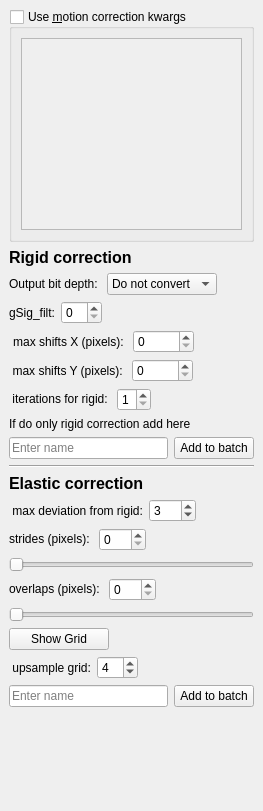
This is mesmerize/viewer/modules/ui_files/caiman_motion_correction.ui in kushalkolar/MESmerize as Qt 5 draws it before an edit. The edited form follows.
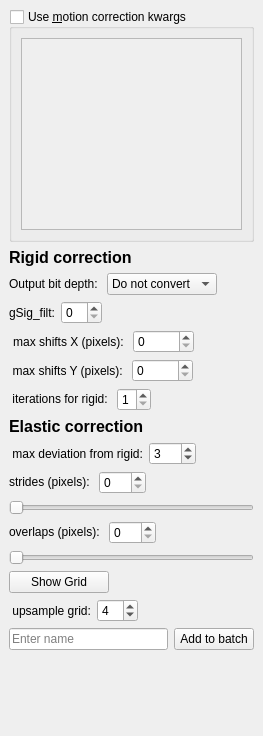
This is the edited form.

What changed in the file:
```diff
--- a/mesmerize/viewer/modules/ui_files/caiman_motion_correction.ui
+++ b/mesmerize/viewer/modules/ui_files/caiman_motion_correction.ui
@@ -7,7 +7,7 @@
     <x>0</x>
     <y>0</y>
     <width>263</width>
-    <height>811</height>
+    <height>736</height>
    </rect>
   </property>
   <property name="floating">
@@ -277,38 +277,6 @@
       </item>
      </layout>
     </item>
-    <item>
-     <widget class="QLabel" name="label_20">
-      <property name="text">
-       <string>If do only rigid correction add here</string>
-      </property>
-     </widget>
-    </item>
-    <item>
-     <layout class="QHBoxLayout" name="horizontalLayout_15">
-      <item>
-       <widget class="QLineEdit" name="lineEditNameRigid">
-        <property name="placeholderText">
-         <string>Enter name</string>
-        </property>
-       </widget>
-      </item>
-      <item>
-       <widget class="QPushButton" name="btnAddToBatchRigid">
-        <property name="text">
-         <string>Add to batch</string>
-        </property>
-       </widget>
-      </item>
-     </layout>
-    </item>
-    <item>
-     <widget class="Line" name="line">
-      <property name="orientation">
-       <enum>Qt::Horizontal</enum>
-      </property>
-     </widget>
-    </item>
     <item>
      <widget class="QLabel" name="label_17">
       <property name="font">
```
Left out of the diff: 20 changed lines with no effect on the pictures.
